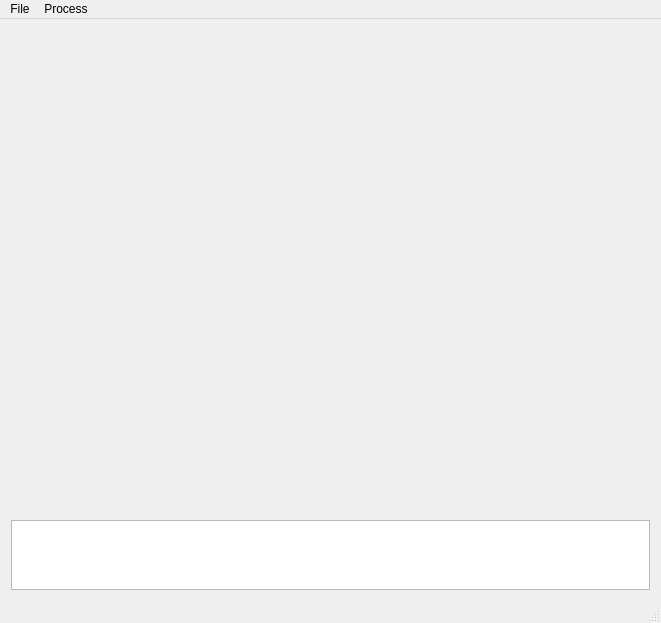
First picture: the form in mainwindow.ui, repository coconetlero/US_Probe_Calibration, before the edit.
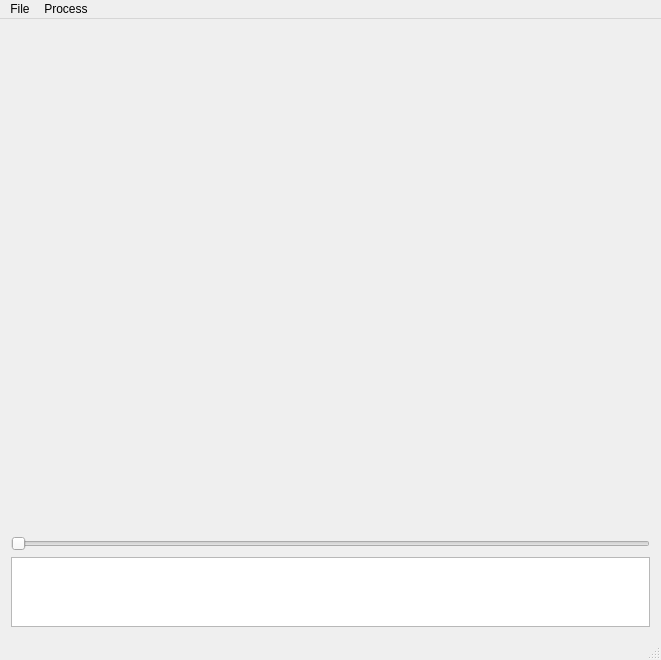
Second picture: the form after the edit.

Commit message: create a slider for show image stacks

Diff of the .ui file:
```diff
--- a/mainwindow.ui
+++ b/mainwindow.ui
@@ -2,12 +2,15 @@
 <ui version="4.0">
  <class>MainWindow</class>
  <widget class="QMainWindow" name="MainWindow">
+  <property name="enabled">
+   <bool>true</bool>
+  </property>
   <property name="geometry">
    <rect>
     <x>0</x>
     <y>0</y>
     <width>661</width>
-    <height>623</height>
+    <height>660</height>
    </rect>
   </property>
   <property name="minimumSize">
@@ -19,6 +22,12 @@
   <property name="windowTitle">
    <string>MainWindow</string>
   </property>
+  <property name="iconSize">
+   <size>
+    <width>25</width>
+    <height>25</height>
+   </size>
+  </property>
   <widget class="QWidget" name="centralWidget">
    <property name="sizePolicy">
     <sizepolicy hsizetype="Preferred" vsizetype="Preferred">
@@ -39,7 +48,7 @@
     </size>
    </property>
    <layout class="QGridLayout" name="gridLayout">
-    <item row="1" column="0">
+    <item row="2" column="0">
      <widget class="QTextEdit" name="textEdit">
       <property name="sizePolicy">
        <sizepolicy hsizetype="Expanding" vsizetype="Expanding">
@@ -71,6 +80,13 @@
       </property>
      </widget>
     </item>
+    <item row="1" column="0">
+     <widget class="QSlider" name="imageSlider">
+      <property name="orientation">
+       <enum>Qt::Horizontal</enum>
+      </property>
+     </widget>
+    </item>
    </layout>
   </widget>
   <widget class="QMenuBar" name="menuBar">
```
The commit also changes 1 other file.
